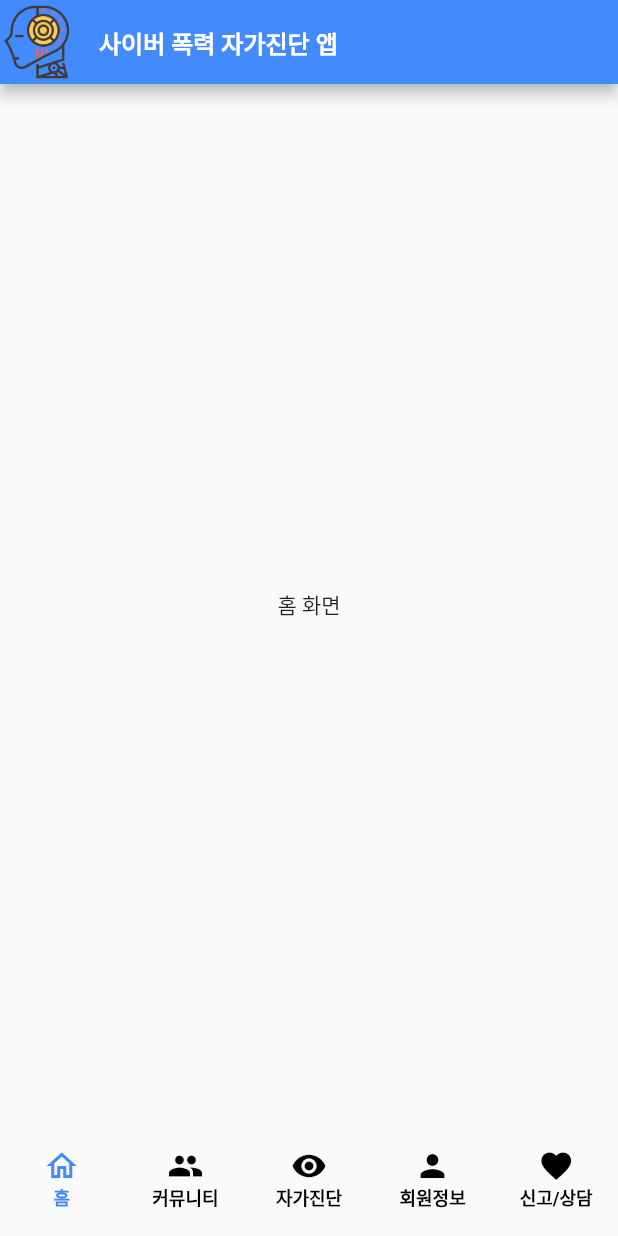
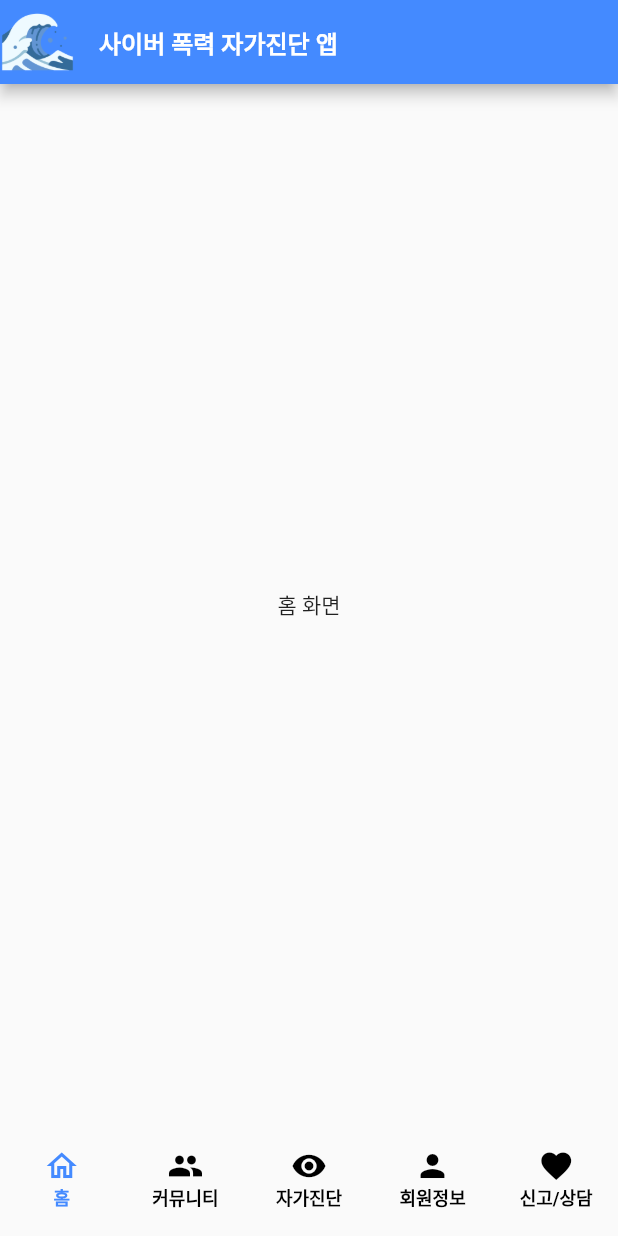
Before and after one commit to yuihmoo/bully_defense, a Flutter app: the screen it shows after launch, on a phone screen of 412 x 824 dp. Run offline on Flutter 3.47's test engine with Material 2 defaults, Android fonts, the phone set to English and light mode, and no system bars.

Commit message:
아이콘 png 파일 대문자 네이밍 -> 소문자 네이밍

```diff
--- a/lib/main.dart
+++ b/lib/main.dart
@@ -1,5 +1,3 @@
-import 'dart:ffi';
-
 import 'package:flutter/material.dart';
 
 void main() {
@@ -39,7 +37,7 @@ class BottomNavigator extends StatelessWidget {
       length: 5,
       child: Scaffold(
         appBar: AppBar(
-          leading: Image.asset('images/icon_BD1.png'),
+          leading: Image.asset('images/icon_bd5.png'),
           leadingWidth: 50,
           title: const Text(
             '사이버 폭력 자가진단 앱',
```
Also changed, not shown: pubspec.yaml (+5 -4 lines), images/icon_bd1.png (renamed from images/icon_BD1.png), images/icon_bd2.png (renamed from images/icon_BD2.png), images/icon_bd3.png (renamed from images/icon_BD3.png), images/icon_bd4.png (renamed from images/icon_BD4.png), images/icon_bd5.png (added), 26 other files.
